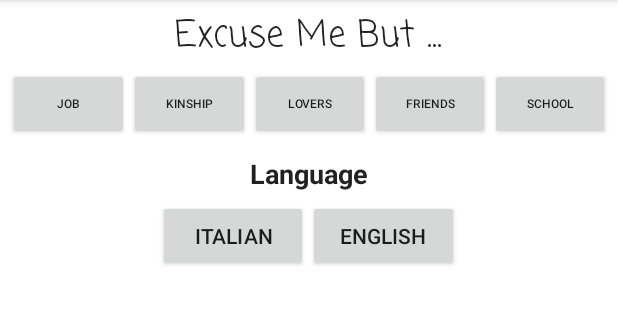
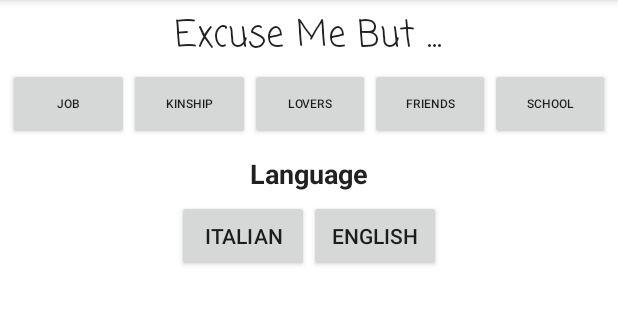
Before and after one commit to Unknowned1/ExcuseMeGenerator_v0.01, an Android app: the screen it shows after launch (MainActivity), on a phone screen of 412 x 824 dp, the part 84-409 px from its top. Run offline under Robolectric (Android 15) with nearby library versions, the phone set to English and light mode, and no system bars.

Commit message:
Merge branches 'Front_End_Branch' and 'master' of https://github.com/Unknowned1/ExcuseMeGenerator_v0.01
# Conflicts:
#	app/src/main/res/layout/activity_main.xml

```diff
--- a/app/src/main/res/layout/activity_main.xml
+++ b/app/src/main/res/layout/activity_main.xml
@@ -107,7 +107,7 @@
                 android:id="@+id/button26"
                 android:layout_width="wrap_content"
                 android:layout_height="wrap_content"
-                android:layout_weight="1"
+                android:layout_weight="2"
                 android:text="Button"
                 android:visibility="invisible" />
 
@@ -115,21 +115,21 @@
                 android:id="@+id/button25"
                 android:layout_width="wrap_content"
                 android:layout_height="wrap_content"
-                android:layout_weight="1"
+                android:layout_weight="0"
                 android:text="Italian" />
 
             <Button
                 android:id="@+id/button24"
                 android:layout_width="wrap_content"
                 android:layout_height="wrap_content"
-                android:layout_weight="1"
+                android:layout_weight="0"
                 android:text="English" />
 
             <Button
                 android:id="@+id/button23"
                 android:layout_width="wrap_content"
                 android:layout_height="wrap_content"
-                android:layout_weight="1"
+                android:layout_weight="2"
                 android:text="Button"
                 android:visibility="invisible" />
         </LinearLayout>
```
